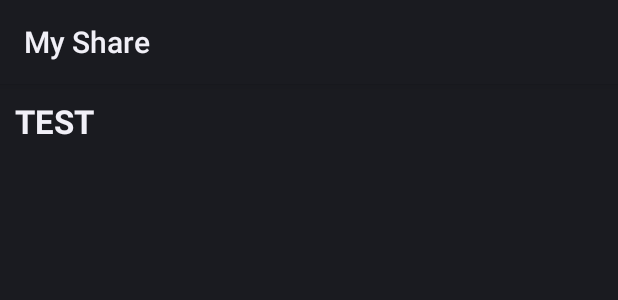
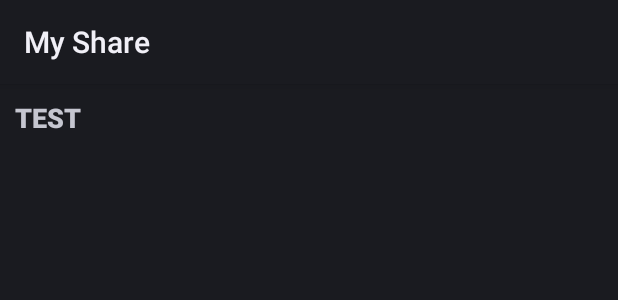
Before and after one commit to wxmann/myshare, an Android app: the layout display_shares_person.xml on its own in the app's theme, with its tools: preview values and no code run, on a phone screen of 412 x 824 dp. Shown: the top 300 px of the screen. Run offline under Robolectric (Android 15) with nearby library versions, the phone set to English and light mode, and no system bars.

Commit message:
Minor beautification to share list items.

```diff
--- a/app/src/main/res/layout/display_shares_person.xml
+++ b/app/src/main/res/layout/display_shares_person.xml
@@ -9,7 +9,7 @@
         android:layout_height="wrap_content"
         android:id="@+id/share_person"
         android:layout_gravity="center_horizontal"
-        android:textAppearance="?android:textAppearanceLarge"
+        android:textAppearance="?android:textAppearanceMedium"
         android:textStyle="bold"
         android:padding="10dp" />
 </LinearLayout>
--- a/app/src/main/res/layout/display_shares_person_details.xml
+++ b/app/src/main/res/layout/display_shares_person_details.xml
@@ -9,5 +9,7 @@
         android:layout_height="wrap_content"
         android:id="@+id/share_person_detail"
         android:layout_gravity="center_horizontal"
-        android:padding="15dp" />
+        android:paddingLeft="15dp"
+        android:paddingBottom="8dp"
+        android:paddingTop="8dp"/>
 </LinearLayout>
```
